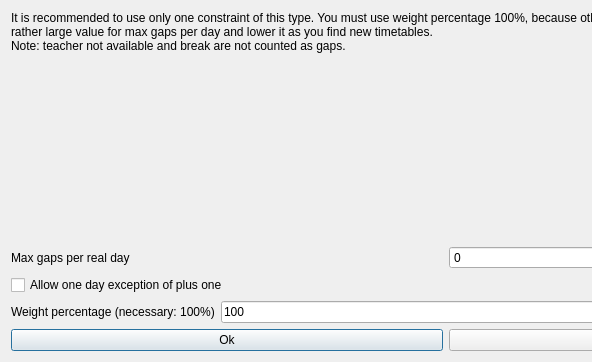
Above: fet/src/interface/modifyconstraintteachersmaxgapsperrealdayform_template.ui from vonmecheln/fet before the change; both pictures show x 0 to 592 and y 0 to 362 of the 891 by 362 pixel window. Below: the same form after it.
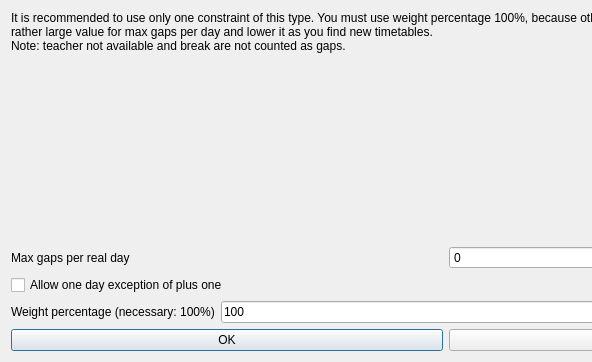
That is the form after the change.

Patch:
```diff
--- a/fet/src/interface/modifyconstraintteachersmaxgapsperrealdayform_template.ui
+++ b/fet/src/interface/modifyconstraintteachersmaxgapsperrealdayform_template.ui
@@ -109,7 +109,7 @@
      <item>
       <widget class="QPushButton" name="okPushButton">
        <property name="text">
-        <string>Ok</string>
+        <string>OK</string>
        </property>
       </widget>
      </item>
```
